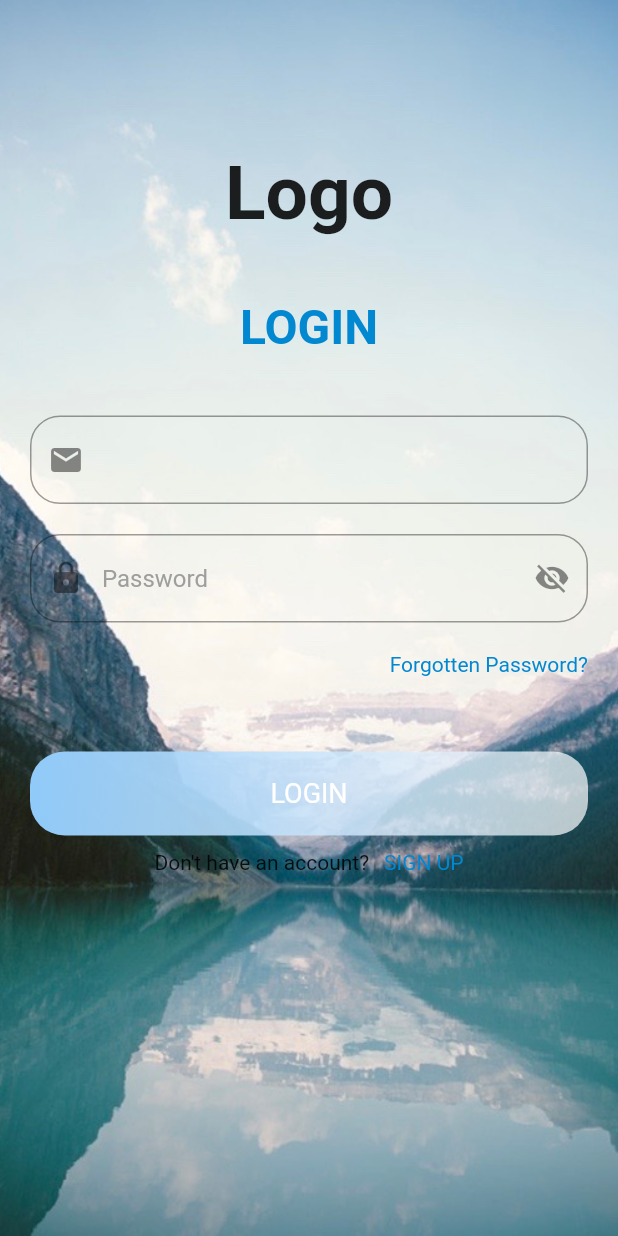
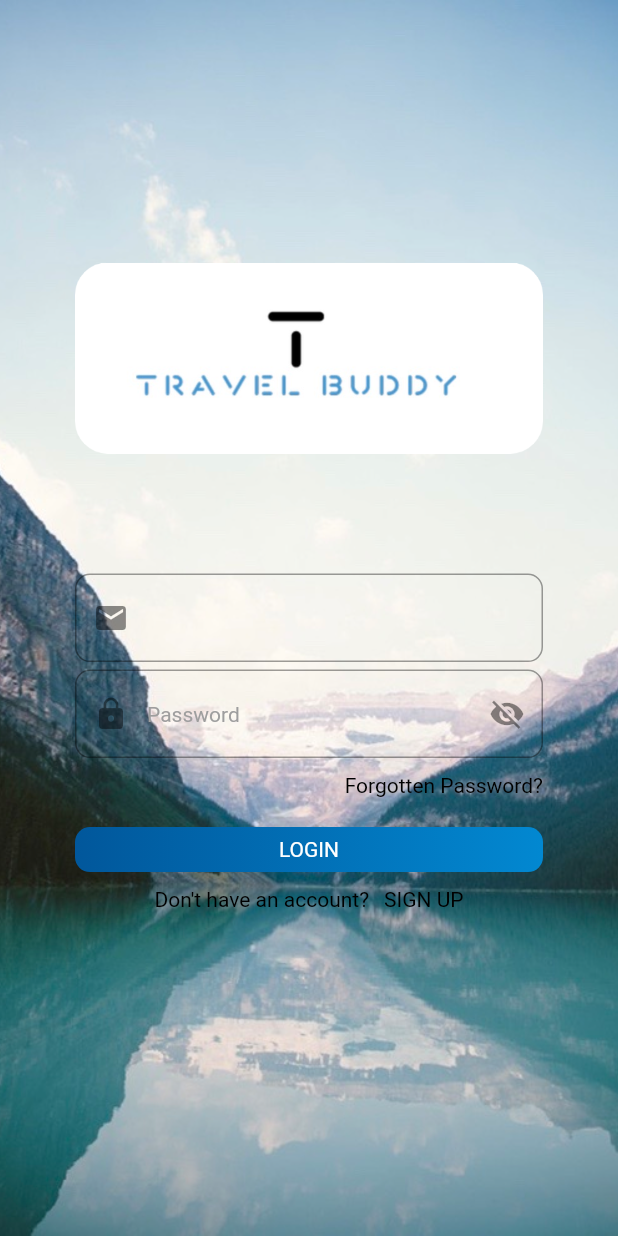
Before and after one commit to acm-projects/Travel-Buddy, a Flutter app: the screen it shows after launch, on a phone screen of 412 x 824 dp. Run offline on Flutter 3.47's test engine with Material 2 defaults, Android fonts, the phone set to English and light mode, and no system bars.

Commit message:
added logo image to login page

```diff
--- a/lib/main.dart
+++ b/lib/main.dart
@@ -31,31 +31,17 @@ class _LoginPageState extends State<LoginPage>{
             fit: BoxFit.cover,
           ),
         ),
-        padding: EdgeInsets.only(top: 100, right: 20.0, left: 20.0, bottom: 20.0),
+        padding: EdgeInsets.only(top: 175, right: 50.0, left: 50.0, bottom: 40.0),
         child: Column(
           crossAxisAlignment: CrossAxisAlignment.center,
           children: <Widget>[
-            Text(
-                'Logo',
-              style: TextStyle(
-                fontSize: 50.0,
-                fontWeight: FontWeight.bold,
-              )
-            ),
+            Image.asset('images/tblogo.png'),
             SizedBox(height: 40.0,),
-            Text(
-              "LOGIN",
-              style: TextStyle(
-                fontSize: 32.0,
-                fontWeight: FontWeight.bold,
-                color: Theme.of(context).primaryColor
-              ),
-            ),
             SizedBox(height: 40.0,),
             buildTextField("Email"),
-            SizedBox(height: 20.0,),
+            SizedBox(height: 5.0,),
             buildTextField("Password"),
-            SizedBox(height: 20.0,),
+            SizedBox(height: 10.0,),
             Container(
               child: Row(
                 mainAxisAlignment: MainAxisAlignment.end,
@@ -63,13 +49,13 @@ class _LoginPageState extends State<LoginPage>{
                   Text(
                     "Forgotten Password?",
                     style: TextStyle(
-                      color: Theme.of(context).primaryColor,
+                      color: Colors.black,
                     ),
                   ),
                 ]
               ),
             ),
-            SizedBox(height: 50.0),
+            SizedBox(height: 20.0),
             buildButtonContainer(),
             SizedBox(height: 10.0,),
             Container(
@@ -77,9 +63,9 @@ class _LoginPageState extends State<LoginPage>{
                 child: Row(
                   mainAxisAlignment: MainAxisAlignment.center,
                   children: <Widget>[
-                    Text("Don't have an account?"),
+                    Text("Don't have an account?", style: TextStyle(color: Colors.black,)),
                     SizedBox(width: 10.0,),
-                    Text("SIGN UP", style: TextStyle(color: Theme.of(context).primaryColor,))
+                    Text("SIGN UP", style: TextStyle(color: Colors.black,))
                   ],
                 ),
               ),
@@ -96,10 +82,10 @@ class _LoginPageState extends State<LoginPage>{
         hintText: hintText,
         hintStyle: TextStyle(
           color: Colors.grey,
-          fontSize: 16.0,
+          fontSize: 14.0,
         ),
         border: OutlineInputBorder(
-          borderRadius: BorderRadius.circular(20.0),
+          borderRadius: BorderRadius.circular(10.0),
         ),
         prefixIcon: hintText == "Email" ? Icon(Icons.email): Icon(Icons.lock),
         suffixIcon: hintText == "Password" ? IconButton(
@@ -112,14 +98,14 @@ class _LoginPageState extends State<LoginPage>{
 
   Widget buildButtonContainer(){
     return Container(
-      height: 56.0,
+      height: 30.0,
       width: MediaQuery.of(context).size.width,
       decoration: BoxDecoration(
-        borderRadius: BorderRadius.circular(23.0),
+        borderRadius: BorderRadius.circular(10.0),
         gradient: LinearGradient(
           colors: [
-            Color(0xB3FFFFFF),
-            Color(0xFF90CAF9)
+            Color(0xFF0288D1),
+            Color(0xFF01579B)
           ],
           begin: Alignment.centerRight,
           end: Alignment.centerLeft
@@ -130,7 +116,7 @@ class _LoginPageState extends State<LoginPage>{
           "LOGIN",
           style: TextStyle(
             color: Colors.white,
-            fontSize: 18.0,
+            fontSize: 14.0,
           ),
         )
       ),
--- a/pubspec.yaml
+++ b/pubspec.yaml
@@ -43,6 +43,7 @@ flutter:
   # To add assets to your application, add an assets section, like this:
   assets:
       - images/background.jpg
+      - images/tblogo.png
 
   # An image asset can refer to one or more resolution-specific "variants", see
   # https://flutter.dev/assets-and-images/#resolution-aware.
```
Also changed, not shown: images/tblogo.png (added).
